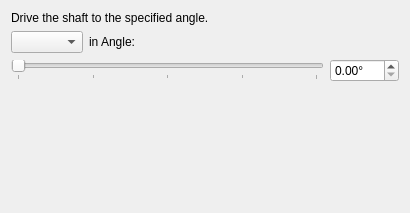
First picture: the form in core/panel/run_Drive_shaft.ui, repository KmolYuan/Pyslvs-UI, before the edit.
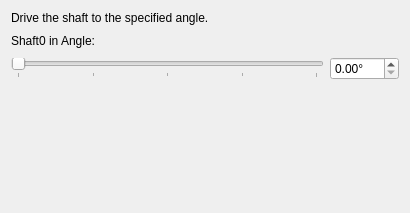
Second picture: the form after the edit.

Commit message: Drive shaft panel will only adjust Shaft0's demo angle.

```diff
--- a/core/panel/run_Drive_shaft.ui
+++ b/core/panel/run_Drive_shaft.ui
@@ -29,9 +29,6 @@
    </item>
    <item>
     <layout class="QHBoxLayout" name="horizontalLayout_2">
-     <item>
-      <widget class="QComboBox" name="Shaft"/>
-     </item>
      <item>
       <widget class="QLabel" name="label_2">
        <property name="sizePolicy">
@@ -41,7 +38,7 @@
         </sizepolicy>
        </property>
        <property name="text">
-        <string>in Angle:</string>
+        <string>Shaft0 in Angle:</string>
        </property>
       </widget>
      </item>
```
The commit also changes 16 other files.
